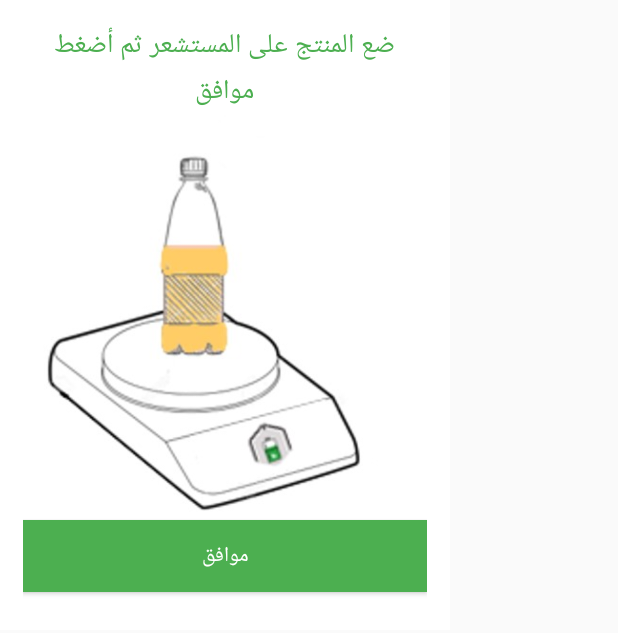
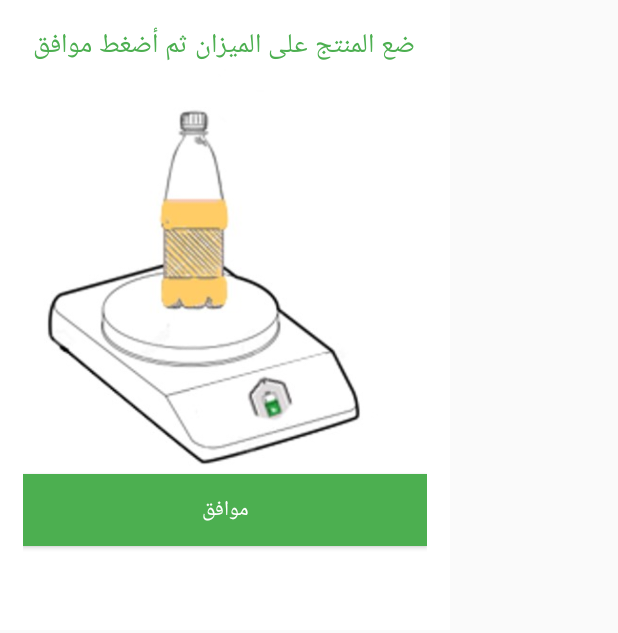
Before and after one commit to AasmaAli/Muawen, an Android app: the layout put_on_the_sensor.xml on its own in the app's theme, with its tools: preview values and no code run, on a phone screen of 412 x 824 dp. Shown: the top 633 px of the screen. Run offline under Robolectric (Android 15) with nearby library versions, the phone set to English and light mode, and no system bars.

Commit message:
تعديل عى الطلب والسجيت

```diff
--- a/app/src/main/java/com/example/muawen/AddItem.java
+++ b/app/src/main/java/com/example/muawen/AddItem.java
@@ -332,7 +332,7 @@ if(ScanQRCode==null){
         String BarCode = barcode.getText().toString();
         long Quantity = count_quantity;
         long days=0;
-        takeWeight();
+        //takeWeight();
 
 
 
--- a/app/src/main/java/com/example/muawen/Customer_ststus.java
+++ b/app/src/main/java/com/example/muawen/Customer_ststus.java
@@ -110,7 +110,7 @@ public class Customer_ststus extends AppCompatActivity {
                                             p.setName(childeren.getValue().toString());
                                         }
                                         if (childeren.getKey().equals("price")) {
-                                            p.setPrice((Double) childeren.getValue());
+                                            p.setPrice(Double.parseDouble(childeren.getValue(). toString()) );
                                         }
                                         if (childeren.getKey().equals("size")) {
                                             p.setSize((Long) childeren.getValue());
@@ -127,7 +127,7 @@ public class Customer_ststus extends AppCompatActivity {
                                                         if(childeren.getKey().equals(key))
                                                         if(key1.equals("Price")){
                                                             System.out.print("THe price of the item "+child.getValue());
-                                                            p.setPrice((Double) child.getValue());
+                                                            p.setPrice((Double)( child.getValue())+0.0);
                                                         }
                                                     }
                                                 }
--- a/app/src/main/res/values/strings.xml
+++ b/app/src/main/res/values/strings.xml
@@ -39,7 +39,7 @@
     <string name="item_brand">الشركة</string>
     <string name="Date">تاريخ الأنتهاء</string>
     <string name="numsensor">رقم المستشعر</string>
-    <string name="potonthesensor"> ضع المنتج على المستشعر ثم أضغط موافق</string>
+    <string name="potonthesensor"> ضع المنتج على الميزان ثم أضغط موافق</string>
     <string name="ok">موافق</string>
     <string name="QR">"أمسح الشريط الذي أسفل الميزان "</string>
 
```
Also changed, not shown: app/src/main/java/com/example/muawen/Suggestionitem.java (+8 -2 lines).
